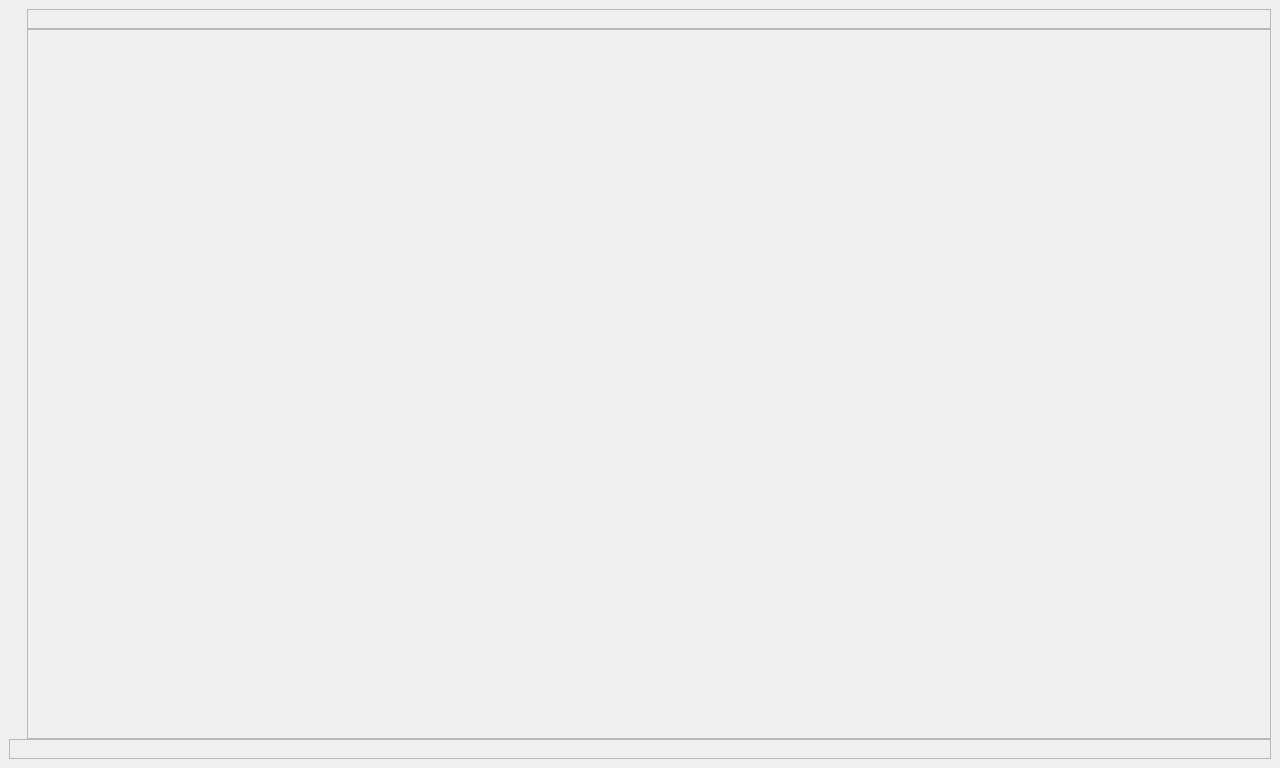
Above: frontend/src/MainWindow.ui from bakobence/Templex before the change. Below: the same form after it.
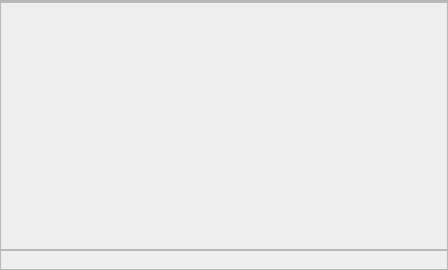
That is the form after the change.

```diff
--- a/frontend/src/MainWindow.ui
+++ b/frontend/src/MainWindow.ui
@@ -6,8 +6,8 @@
    <rect>
     <x>0</x>
     <y>0</y>
-    <width>1280</width>
-    <height>768</height>
+    <width>448</width>
+    <height>270</height>
    </rect>
   </property>
   <property name="windowTitle">
@@ -19,16 +19,16 @@
      <number>0</number>
     </property>
     <property name="leftMargin">
-     <number>9</number>
+     <number>0</number>
     </property>
     <property name="topMargin">
-     <number>9</number>
+     <number>0</number>
     </property>
     <property name="rightMargin">
-     <number>9</number>
+     <number>0</number>
     </property>
     <property name="bottomMargin">
-     <number>9</number>
+     <number>0</number>
     </property>
     <item>
      <layout class="QHBoxLayout" name="mainLayout" stretch="0,1">
@@ -49,17 +49,20 @@
       </property>
       <item>
        <layout class="QVBoxLayout" name="leftSidePanel">
+        <property name="spacing">
+         <number>6</number>
+        </property>
         <property name="leftMargin">
-         <number>9</number>
+         <number>0</number>
         </property>
         <property name="topMargin">
-         <number>9</number>
+         <number>0</number>
         </property>
         <property name="rightMargin">
-         <number>9</number>
+         <number>0</number>
         </property>
         <property name="bottomMargin">
-         <number>9</number>
+         <number>0</number>
         </property>
        </layout>
       </item>
@@ -89,17 +92,20 @@
            <enum>QFrame::Raised</enum>
           </property>
           <layout class="QHBoxLayout" name="horizontalLayout_2">
+           <property name="spacing">
+            <number>0</number>
+           </property>
            <property name="leftMargin">
-            <number>9</number>
+            <number>0</number>
            </property>
            <property name="topMargin">
-            <number>9</number>
+            <number>0</number>
            </property>
            <property name="rightMargin">
-            <number>9</number>
+            <number>0</number>
            </property>
            <property name="bottomMargin">
-            <number>9</number>
+            <number>0</number>
            </property>
           </layout>
          </widget>
```
Left out of the diff: 2 changed lines with no effect on the pictures.
